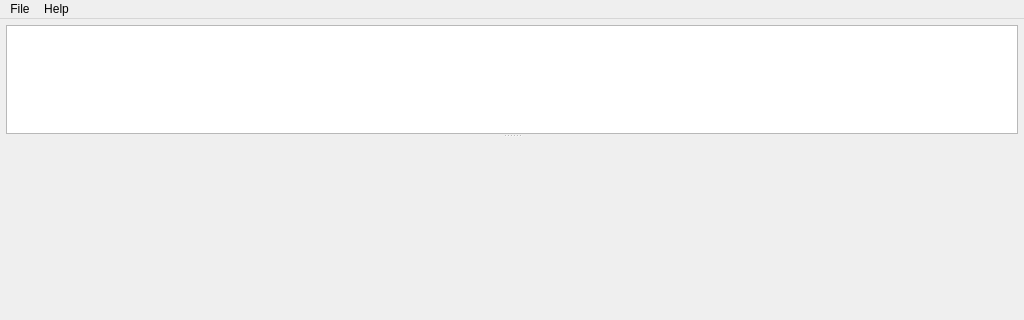
Tencent/loli_profiler, file mainwindow.ui: the form before one commit; both pictures show x 0 to 1024 and y 0 to 320 of the 1024 by 640 pixel window.
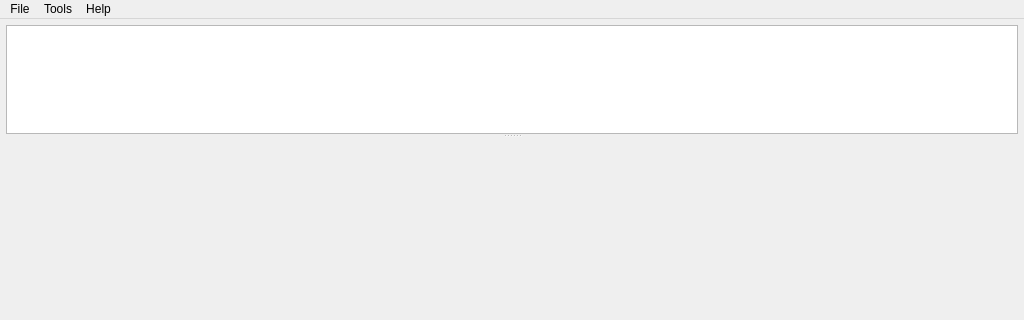
The form after the commit. Icons and pictures are not drawn.

```diff
--- a/mainwindow.ui
+++ b/mainwindow.ui
@@ -654,7 +654,14 @@
     </property>
     <addaction name="actionAbout"/>
    </widget>
+   <widget class="QMenu" name="menuTools">
+    <property name="title">
+     <string>Tools</string>
+    </property>
+    <addaction name="actionMemory_Fragmentation"/>
+   </widget>
    <addaction name="menuFile"/>
+   <addaction name="menuTools"/>
    <addaction name="menuHelp"/>
   </widget>
   <widget class="QStatusBar" name="statusBar"/>
```
Left out of the diff: 5 changed lines with no effect on the pictures.
